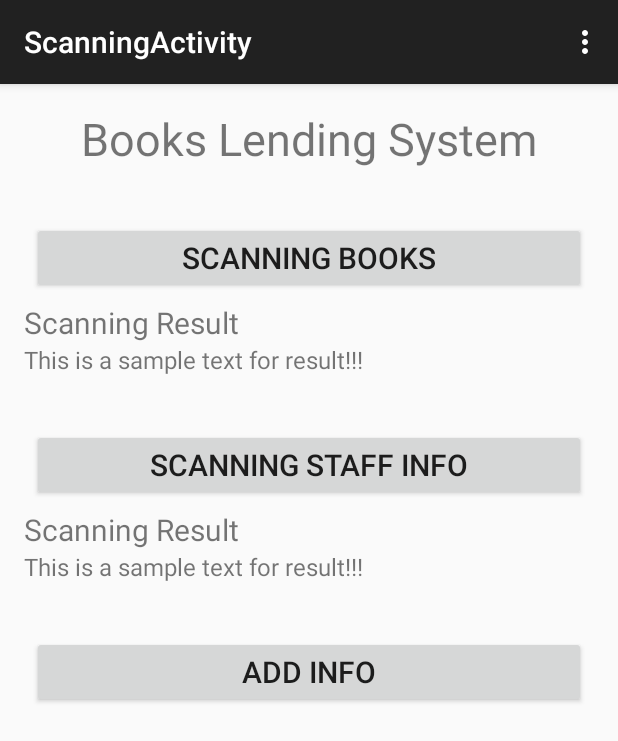
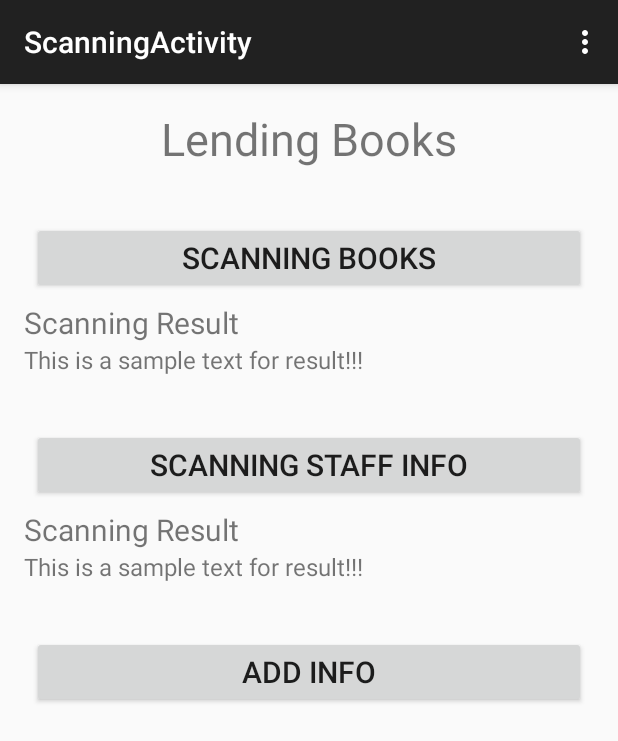
Before and after one commit to tancolo/wosaosao, an Android app: the screen it shows after launch (ScanningActivity), after a tap on "LENDING BOOKS", on a phone screen of 412 x 824 dp. Shown: the top 741 px of the screen. Run offline under Robolectric (Android 15) with nearby library versions, the light colour scheme and no system bars.

Commit message:
add some static field, and set activity type for lending and returning book.

```diff
--- a/Wosaosao/app/src/main/java/com/ckt/shrimp/utils/BookUtil.java
+++ b/Wosaosao/app/src/main/java/com/ckt/shrimp/utils/BookUtil.java
@@ -32,7 +32,11 @@ public class BookUtil {
    public static final int RETURN_OK = 1;
    public static final int RESULT_ISBN = 1;
    public static final int RESULT_STUFF = 2;
-    public static final String ISBN_START_STR = "978";
+   public static final String ISBN_START_STR = "978";
+
+   public static final String ACTIVITY_TYPE = "type";
+   public static final int TYPE_BORROW = 1;
+   public static final int TYPE_RETURN = 2;
 
     /**
      * 请求某个url上的图片资源
--- a/Wosaosao/app/src/main/java/com/ckt/shrimp/wosaosao/ScanningActivity.java
+++ b/Wosaosao/app/src/main/java/com/ckt/shrimp/wosaosao/ScanningActivity.java
@@ -36,11 +36,20 @@ public class ScanningActivity extends ActionBarActivity implements View.OnClickL
     private Book mBorrowedBookInfo = new Book();
 
     private static final String TAG = "DEBUG_SAO";
+    private int mStartActivityType = -1;// 1: borrow book; 2: return book;
 
     @Override
     protected void onCreate(Bundle savedInstanceState) {
         super.onCreate(savedInstanceState);
         setContentView(R.layout.activity_scaning);
+        //get intent, using for judging which function user selected.
+        //set the title scanning activity.
+        mStartActivityType = getIntent().getIntExtra(BookUtil.ACTIVITY_TYPE, -1);
+        if (BookUtil.TYPE_BORROW == mStartActivityType) {
+            ((TextView)findViewById(R.id.activity_title)).setText(R.string.book_lending);
+        }else {
+            ((TextView)findViewById(R.id.activity_title)).setText(R.string.book_return);
+        }
 
         //init the layout
         mButtonScanISbn = (Button)findViewById(R.id.scan_ISBN);
--- a/Wosaosao/app/src/main/java/com/ckt/shrimp/wosaosao/WosaoActivity.java
+++ b/Wosaosao/app/src/main/java/com/ckt/shrimp/wosaosao/WosaoActivity.java
@@ -1,5 +1,6 @@
 package com.ckt.shrimp.wosaosao;
 
+import android.content.ComponentName;
 import android.content.ContentValues;
 import android.content.Intent;
 import android.database.Cursor;
@@ -13,6 +14,7 @@ import android.widget.Toast;
 
 import com.ckt.shrimp.database.MyBookDataBaseHelper;
 import com.ckt.shrimp.utils.Book;
+import com.ckt.shrimp.utils.BookUtil;
 import com.ckt.shrimp.utils.Staff;
 
 import java.text.SimpleDateFormat;
@@ -58,20 +60,27 @@ public class WosaoActivity extends ActionBarActivity implements View.OnClickList
     @Override
     public void onClick(View view) {
         int viewId = view.getId();
-
+        Intent onClickIntent = new Intent();
         switch(viewId) {
             case R.id.book_input:
-                Intent intentBooksPutIn = new Intent(WosaoActivity.this, BooksPutIn.class);
-                startActivity(intentBooksPutIn);
+                //Intent intentBooksPutIn = new Intent(WosaoActivity.this, BooksPutIn.class);
+                onClickIntent.setComponent(new ComponentName(WosaoActivity.this, BooksPutIn.class));
+                //startActivity(onClickIntent);
                 break;
             case R.id.staff_input:
-                Intent intentStaffPutIn = new Intent(WosaoActivity.this, StaffPutIn.class);
-                startActivity(intentStaffPutIn);
+                //Intent intentStaffPutIn = new Intent(WosaoActivity.this, StaffPutIn.class);
+                onClickIntent.setComponent(new ComponentName(WosaoActivity.this, StaffPutIn.class));
+                //startActivity(onClickIntent);
                 break;
             case R.id.book_lending:
+                onClickIntent.setComponent(new ComponentName(WosaoActivity.this, ScanningActivity.class));
+                onClickIntent.putExtra(BookUtil.ACTIVITY_TYPE, BookUtil.TYPE_BORROW);
+                //startActivity(onClickIntent);
+                break;
             case R.id.book_return:
-                Intent intent = new Intent(WosaoActivity.this, ScanningActivity.class);
-                startActivity(intent);
+                onClickIntent.setComponent(new ComponentName(WosaoActivity.this, ScanningActivity.class));
+                onClickIntent.putExtra(BookUtil.ACTIVITY_TYPE, BookUtil.TYPE_RETURN);
+                //startActivity(intent);
                 break;
             case R.id.book_export:
                 //TestLoadRawTxtFile txtFile = new TestLoadRawTxtFile();
@@ -79,7 +88,9 @@ public class WosaoActivity extends ActionBarActivity implements View.OnClickList
                 break;
             default:
                 break;
-
+        }
+        if (viewId != R.id.book_export ) {
+            startActivity(onClickIntent);
         }
 
     }
--- a/Wosaosao/app/src/main/res/layout/activity_scaning.xml
+++ b/Wosaosao/app/src/main/res/layout/activity_scaning.xml
@@ -1,3 +1,8 @@
+<ScrollView xmlns:android="http://schemas.android.com/apk/res/android"
+    xmlns:tools="http://schemas.android.com/tools"
+    android:layout_width="match_parent"
+    android:layout_height="match_parent" >
+
 <RelativeLayout xmlns:android="http://schemas.android.com/apk/res/android"
     xmlns:tools="http://schemas.android.com/tools" android:layout_width="match_parent"
     android:layout_height="match_parent" android:paddingLeft="@dimen/activity_horizontal_margin"
@@ -6,9 +11,9 @@
     android:paddingBottom="@dimen/activity_vertical_margin"
     tools:context="com.ckt.shrimp.wosaosao.ScaningActivity">
 
+    <!-- android:text="@string/main_string" -->
     <TextView
-        android:id="@+id/app_title"
-        android:text="@string/main_string"
+        android:id="@+id/activity_title"
         android:layout_width="wrap_content"
         android:layout_height="wrap_content"
         android:layout_centerHorizontal="true"
@@ -17,7 +22,7 @@
 
     <LinearLayout
         android:id="@+id/scan_books_container"
-        android:layout_below="@id/app_title"
+        android:layout_below="@id/activity_title"
         android:layout_width="fill_parent"
         android:layout_height="wrap_content"
         android:layout_marginTop="30dp"
@@ -100,3 +105,4 @@
     </LinearLayout>
 
 </RelativeLayout>
+</ScrollView>
```
